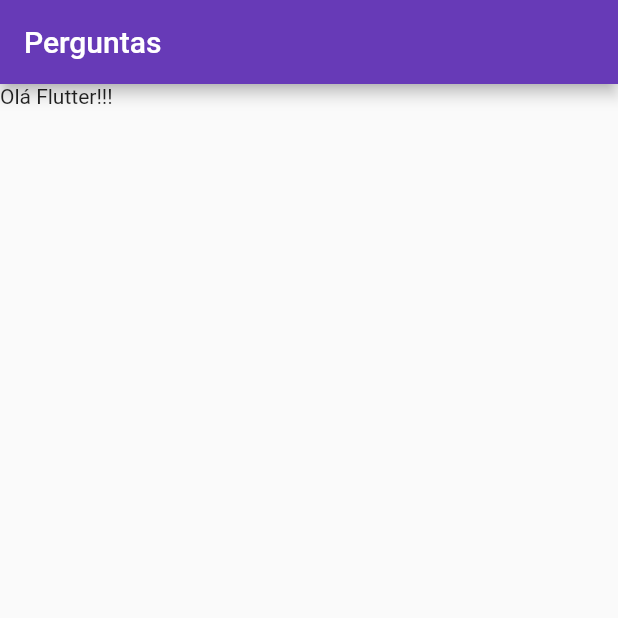
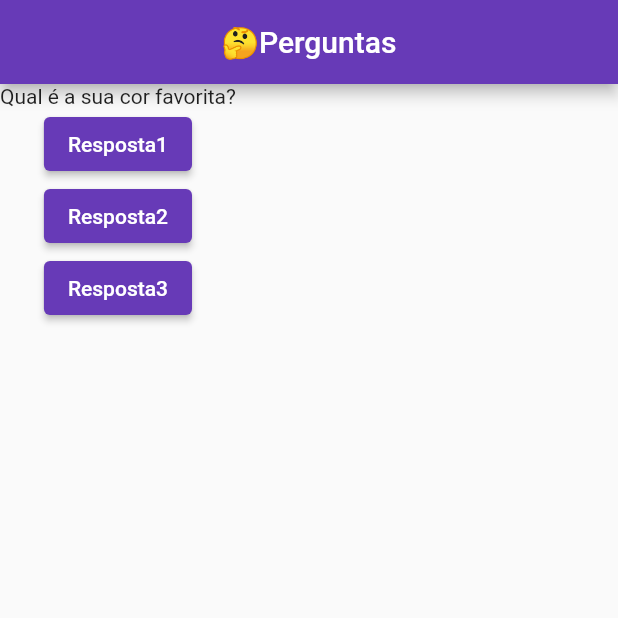
Before and after one commit to GustavoMarciano/projeto_perguntas, a Flutter app: the screen it shows after launch, on a phone screen of 412 x 824 dp, the top half of it. Run offline on Flutter 3.47's test engine with Material 2 defaults, Android fonts, the phone set to English and light mode, and no system bars.

Commit message:
Pergunta e botoes
Pergunta e botoes

```diff
--- a/lib/main.dart
+++ b/lib/main.dart
@@ -7,16 +7,42 @@ void main() {
 class PerguntaApp extends StatelessWidget {
   const PerguntaApp({super.key});
 
+  final perguntaSelecionada = 0;
+
+  void responder() {
+    print('Pergunta respondida!');
+  }
+
   // This widget is the root of your application.
   @override
   Widget build(BuildContext context) {
+    final perguntas = [
+      'Qual é a sua cor favorita?',
+      'Qual é o seu animal favorito?'
+    ];
     return MaterialApp(
       title: 'Flutter Demo',
       home: Scaffold(
         appBar: AppBar(
-          title: const Text('Perguntas'),
+          title: const Center(child: Text('🤔Perguntas')),
         ),
-        body: const Text('Olá Flutter!!!'),
+        body: Column(
+          children: [
+            Text(perguntas[0]),
+            ElevatedButton(
+              onPressed: responder,
+              child: const Text('Resposta1'),
+            ),
+            ElevatedButton(
+              onPressed: responder,
+              child: const Text('Resposta2'),
+            ),
+            ElevatedButton(
+              onPressed: responder,
+              child: const Text('Resposta3'),
+            ),
+          ],
+        ),
       ),
       theme: ThemeData(
         primarySwatch: Colors.deepPurple,
```
